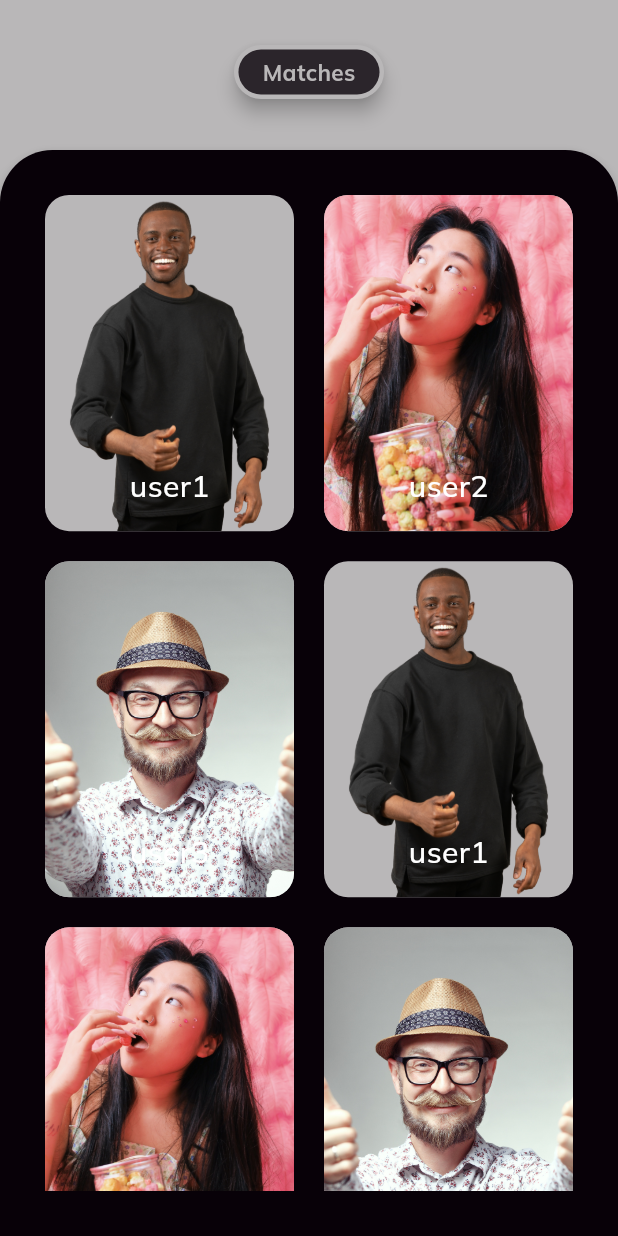
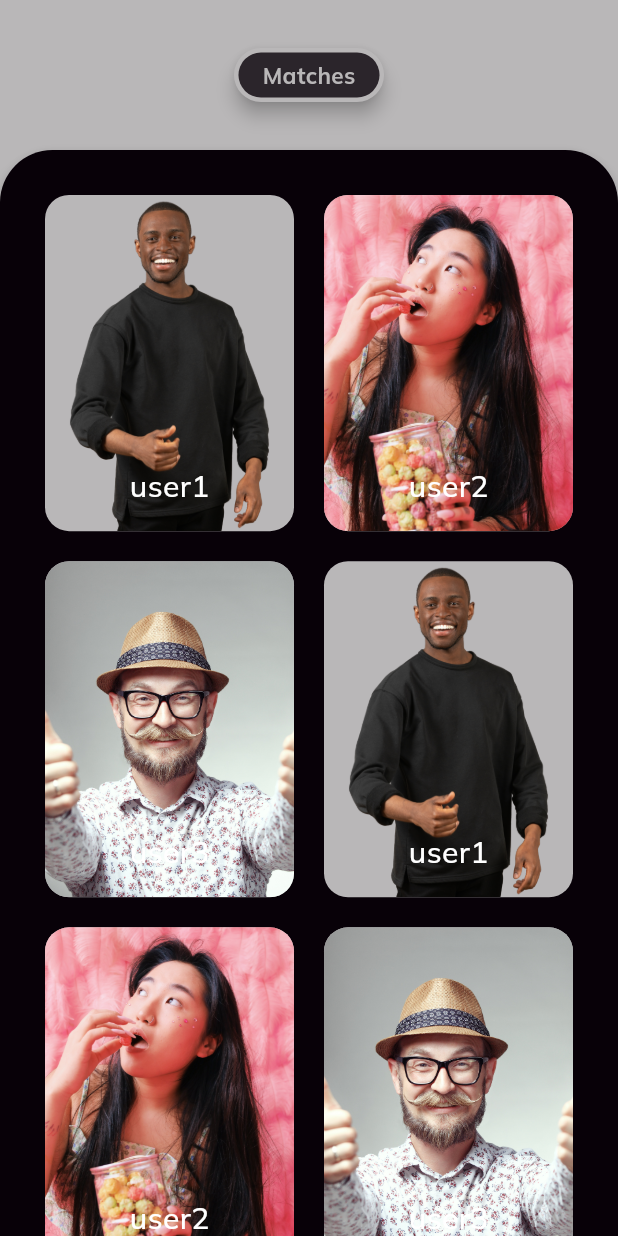
Before and after one commit to Swagnik02/UniCrush, a Flutter app: the MatchesPage screen opened by its route, on a phone screen of 412 x 824 dp. Run offline on Flutter 3.47's test engine with Material 3 defaults, Android fonts, the light colour scheme and no system bars; our stand-ins replace crystal_navigation_bar, font_awesome_flutter, get, iconly, line_icons; missing offline and left inert: atlas_icons, layout, searchbar_animation.

Commit message:
minor ui changes

```diff
--- a/lib/presentation/views/matches/matches_page.dart
+++ b/lib/presentation/views/matches/matches_page.dart
@@ -1,6 +1,7 @@
 import 'dart:ui';
 
 import 'package:flutter/material.dart';
+import 'package:flutter/widgets.dart';
 import 'package:get/get.dart';
 import 'package:line_icons/line_icons.dart';
 import 'package:unicrush/model/matches.dart';
@@ -18,8 +19,8 @@ class MatchesPage extends StatelessWidget {
       body: Stack(
         children: [
           // top
-          Padding(
-            padding: const EdgeInsets.only(top: 30.0),
+          SizedBox(
+            height: 100,
             child: Row(
               mainAxisAlignment: MainAxisAlignment.center,
               children: [
@@ -62,7 +63,7 @@ class MatchesPage extends StatelessWidget {
               color: kPrimary,
               elevation: 5,
               child: Container(
-                  padding: const EdgeInsets.all(30),
+                  padding: const EdgeInsets.only(top: 30, left: 30, right: 30),
                   width: Get.width,
                   child: _matchesListBody()),
             ),
@@ -212,7 +213,8 @@ class ProfileTiles extends StatelessWidget {
                       style: TextStyle(
                           fontFamily: ksFontFamily,
                           fontSize: 45,
-                          color: Colors.grey),
+                          color: Colors.grey,
+                          fontWeight: FontWeight.bold),
                     ),
                   ],
                 ),
```
